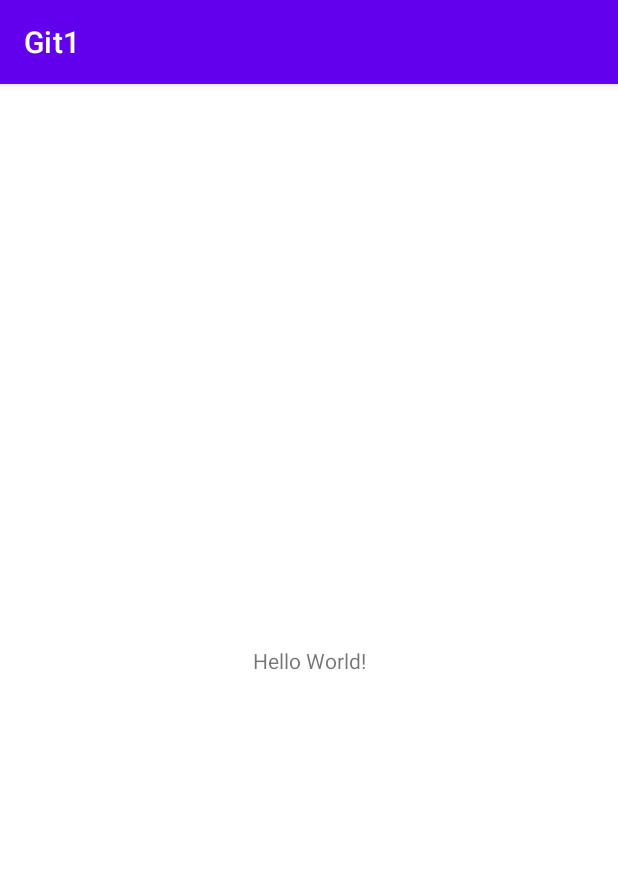
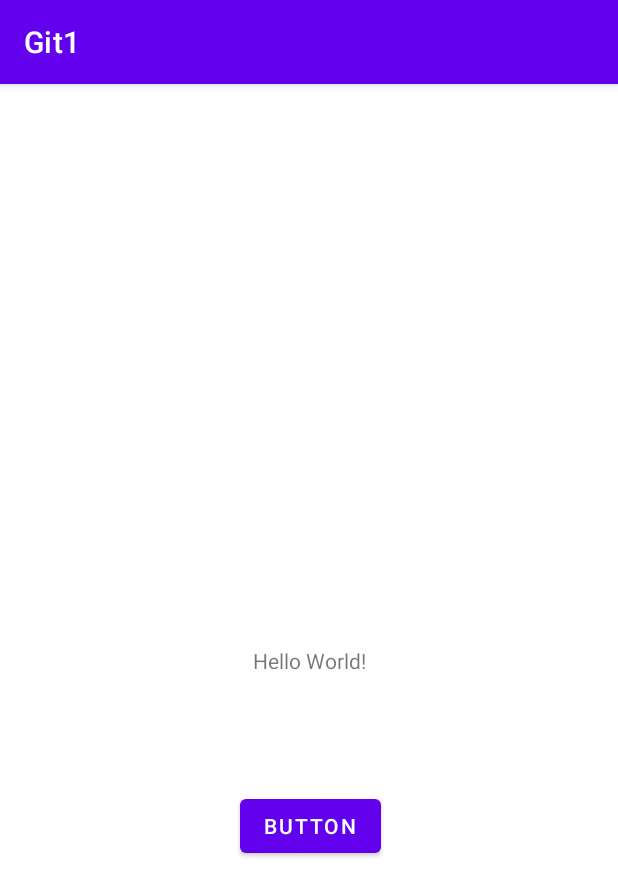
Before and after one commit to DennisPetuhov/GitExample, an Android app: the screen it shows after launch (MainActivity), on a phone screen of 412 x 824 dp. Shown: the top 896 px of the screen. Run offline under Robolectric (Android 15) with nearby library versions, the phone set to English and light mode, and no system bars.

Commit message:
add button

```diff
--- a/app/src/main/res/layout/activity_main.xml
+++ b/app/src/main/res/layout/activity_main.xml
@@ -7,6 +7,7 @@
     tools:context=".MainActivity">
 
     <TextView
+        android:id="@+id/textView"
         android:layout_width="wrap_content"
         android:layout_height="wrap_content"
         android:text="Hello World!"
@@ -15,4 +16,17 @@
         app:layout_constraintStart_toStartOf="parent"
         app:layout_constraintTop_toTopOf="parent" />
 
+    <Button
+        android:id="@+id/button"
+        android:layout_width="wrap_content"
+        android:layout_height="wrap_content"
+        android:layout_marginStart="159dp"
+        android:layout_marginEnd="158dp"
+        android:layout_marginBottom="173dp"
+        android:text="Button"
+        app:layout_constraintBottom_toBottomOf="parent"
+        app:layout_constraintEnd_toEndOf="parent"
+        app:layout_constraintStart_toStartOf="parent"
+        app:layout_constraintTop_toBottomOf="@+id/textView" />
+
 </androidx.constraintlayout.widget.ConstraintLayout>
```
